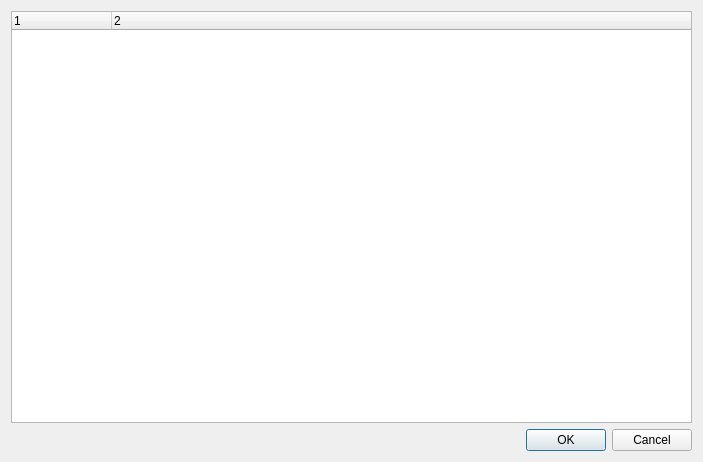
eugene-pa/armdncqt, file forms/dlgstrlinfo.ui: the form before one commit.
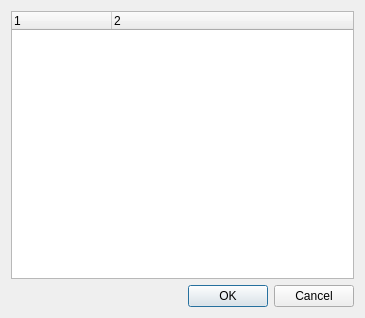
The form after the commit.

```diff
--- a/forms/dlgstrlinfo.ui
+++ b/forms/dlgstrlinfo.ui
@@ -6,8 +6,8 @@
    <rect>
     <x>0</x>
     <y>0</y>
-    <width>703</width>
-    <height>462</height>
+    <width>365</width>
+    <height>318</height>
    </rect>
   </property>
   <property name="windowTitle">
```
